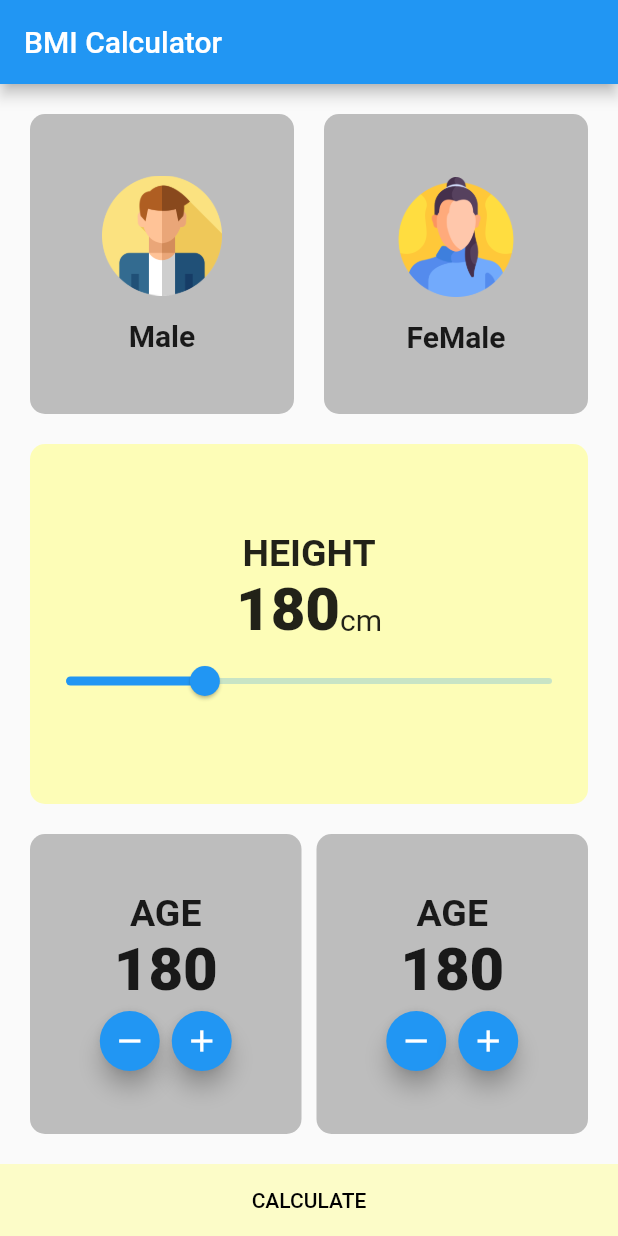
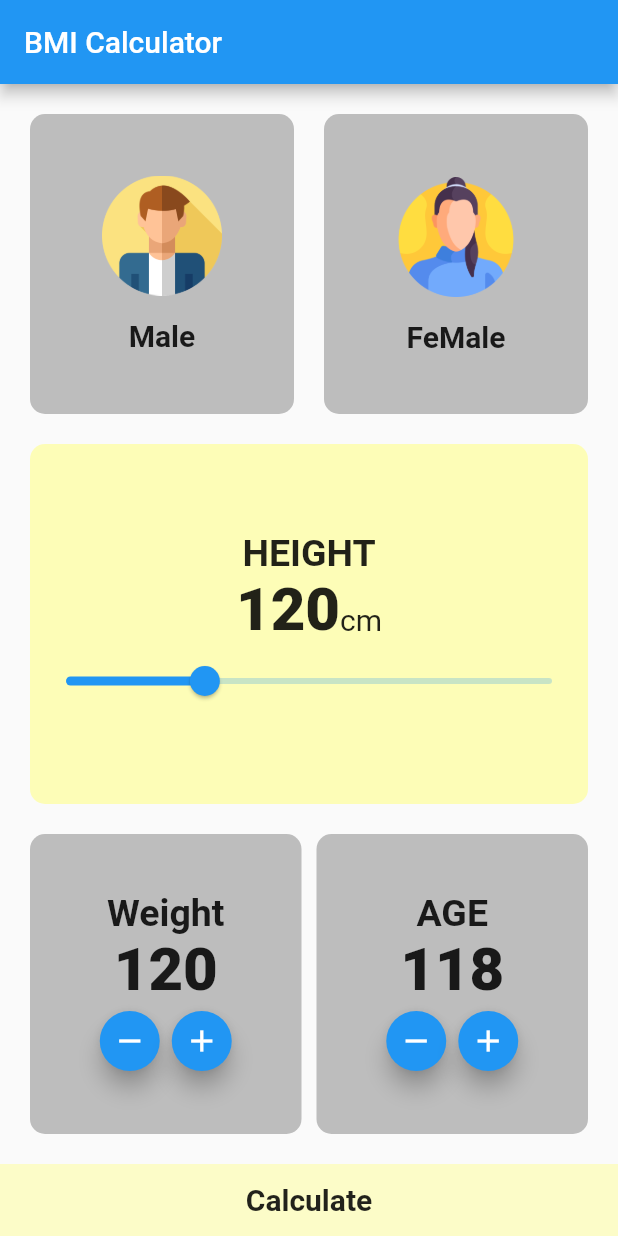
Before and after one commit to 3bdulra7manAmir/BMI, a Flutter app: the screen it shows after launch, on a phone screen of 412 x 824 dp. Run offline on Flutter 3.47's test engine with Material 2 defaults, Android fonts, the phone set to English and light mode, and no system bars.

Commit message:
added more features

```diff
--- a/lib/screens/home.dart
+++ b/lib/screens/home.dart
@@ -1,4 +1,7 @@
+import 'dart:math';
+
 import 'package:flutter/material.dart';
+import 'package:flutter_test_area/screens/result.dart';
 
 class Home extends StatefulWidget
 {
@@ -13,6 +16,11 @@ class _HomeState extends State<Home>{
 
 Color? colorMale = Colors.grey[400];
 Color? colorFemale = Colors.grey[400];
+
+double height = 120.0;
+int weight = 120;
+int age = 118;
+String gender = '';
 
 //ANOTHER METHOD
 //Color? color = Colors.grey[400];
@@ -58,6 +66,7 @@ Color? colorFemale = Colors.grey[400];
                         setState(() {
                           colorMale = Colors.blue;
                           colorFemale = Colors.grey[400];
+                          gender = "Male";
                           //isMale = true;
                         });
                       },
@@ -91,6 +100,7 @@ Color? colorFemale = Colors.grey[400];
                         setState(() {
                           colorFemale = Colors.blue;
                           colorMale = Colors.grey[400];
+                          gender = "Feale";
                           //isMale = false;
                         });
                       },
@@ -139,13 +149,15 @@ Color? colorFemale = Colors.grey[400];
                   children:
                   [
                     const Text("HEIGHT", style: TextStyle(fontSize:  25, fontWeight: FontWeight.bold,),),
-                    const Row
+                    Row
                     (
                       crossAxisAlignment: CrossAxisAlignment.baseline, textBaseline: TextBaseline.alphabetic,
                       mainAxisAlignment: MainAxisAlignment.center,
-                      children: [Text("180", style: TextStyle(fontSize:  40, fontWeight: FontWeight.w900,),), Text("cm", style: TextStyle(fontSize:  20),)],
+                      children: [Text("${height.round()}", style: const TextStyle(fontSize:  40, fontWeight: FontWeight.w900,),), const Text("cm", style: TextStyle(fontSize:  20),)],
                     ),
-                    Slider(value: 120, min: 80, max: 220, onChanged: (value){print(value.round());},),
+                    Slider(value: height, min: 80, max: 220, onChanged: (value){setState(() {
+                      height = value;
+                    });},),
                   ]
                 ),
               ),
@@ -172,11 +184,17 @@ Color? colorFemale = Colors.grey[400];
                         mainAxisAlignment: MainAxisAlignment.center,
                         children:
                         [
-                          const Text("AGE", style: TextStyle(fontSize:  25, fontWeight: FontWeight.bold,),),
-                          const Text("180", style: TextStyle(fontSize:  40, fontWeight: FontWeight.w900,),),
+                          const Text("Weight", style: TextStyle(fontSize:  25, fontWeight: FontWeight.bold,),),
+                          Text("$weight", style: const TextStyle(fontSize:  40, fontWeight: FontWeight.w900,),),
                           Row( mainAxisAlignment: MainAxisAlignment.center,
-                            children:[FloatingActionButton(onPressed: () {}, mini: true, child: const Icon(Icons.remove),),
-                          FloatingActionButton(onPressed: () {}, mini: true, child: const Icon(Icons.add),)],)
+                            children:[FloatingActionButton(onPressed: () {setState(() {
+                              weight = weight - 1;
+                              if (weight <= 0){weight = 0;}
+                            });}, mini: true, child: const Icon(Icons.remove),),
+                          FloatingActionButton(onPressed: () {setState(() {
+                            weight = weight + 1;
+                            if (weight > 300){weight = 300;} //P IN here
+                          });}, mini: true, child: const Icon(Icons.add),)],)
                         ],
 
                       ),
@@ -193,10 +211,16 @@ Color? colorFemale = Colors.grey[400];
                         children:
                         [
                           const Text("AGE", style: TextStyle(fontSize:  25, fontWeight: FontWeight.bold,),),
-                          const Text("180", style: TextStyle(fontSize:  40, fontWeight: FontWeight.w900,),),
+                          Text("$age", style: const TextStyle(fontSize:  40, fontWeight: FontWeight.w900,),),
                           Row( mainAxisAlignment: MainAxisAlignment.center,
-                          children: [FloatingActionButton(onPressed: () {}, mini: true, child: const Icon(Icons.remove),),
-                          FloatingActionButton(onPressed: () {}, mini: true, child: const Icon(Icons.add),)],)
+                          children: [FloatingActionButton(onPressed: () {setState(() {
+                            age = age - 1;
+                            if (age <= 0){age = 0;}
+                          });}, mini: true, child: const Icon(Icons.remove),),
+                          FloatingActionButton(onPressed: () {setState(() {
+                            age = age + 1;
+                            if (age > 120){age = 120;}
+                          });}, mini: true, heroTag: "Age+", child: const Icon(Icons.add),)],)
                         ],
                       ),
                     ),
@@ -207,10 +231,14 @@ Color? colorFemale = Colors.grey[400];
                     ),
 
             //CALC BUTTON
-            Container(
+            Container
+            (
               width: double.infinity,
               color: const Color.fromARGB(115, 255, 255, 140),
-              child: MaterialButton(onPressed: (){}, textColor: Colors.black, child: const Text("CALCULATE"),))
+              child: MaterialButton(onPressed: (){
+                double result = weight / pow(height / 100, 2);
+                Navigator.push(context,MaterialPageRoute(builder: (context) =>  BMIResultScreen(age: age, gender: gender, result: result, weight: weight, height: height,)));}, child: const Text("Calculate",style: TextStyle(fontSize:  20, fontWeight: FontWeight.bold,),),)
+            )
           ],
         )
       ),
```
Also changed, not shown: lib/screens/result.dart (added, +33 -0 lines).
